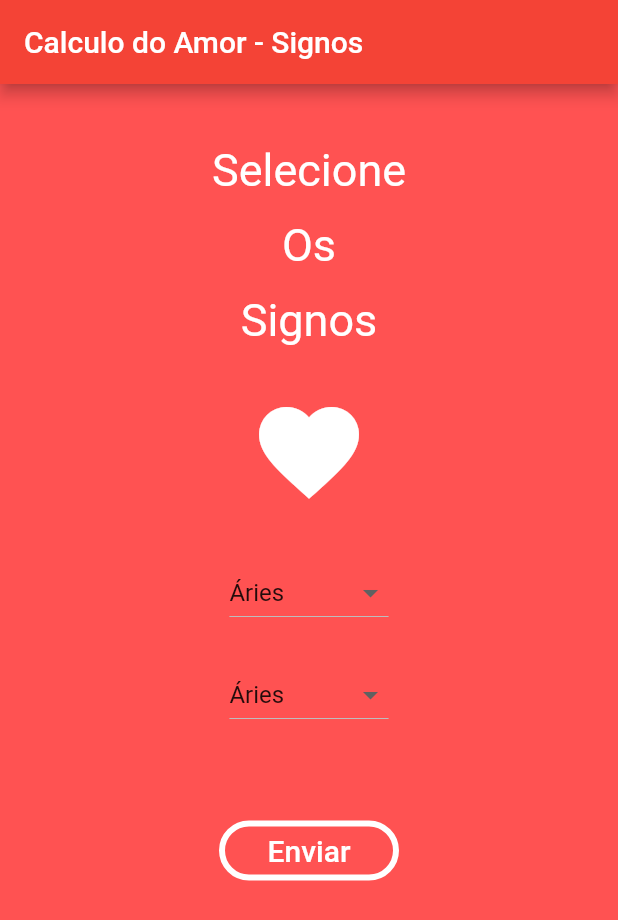
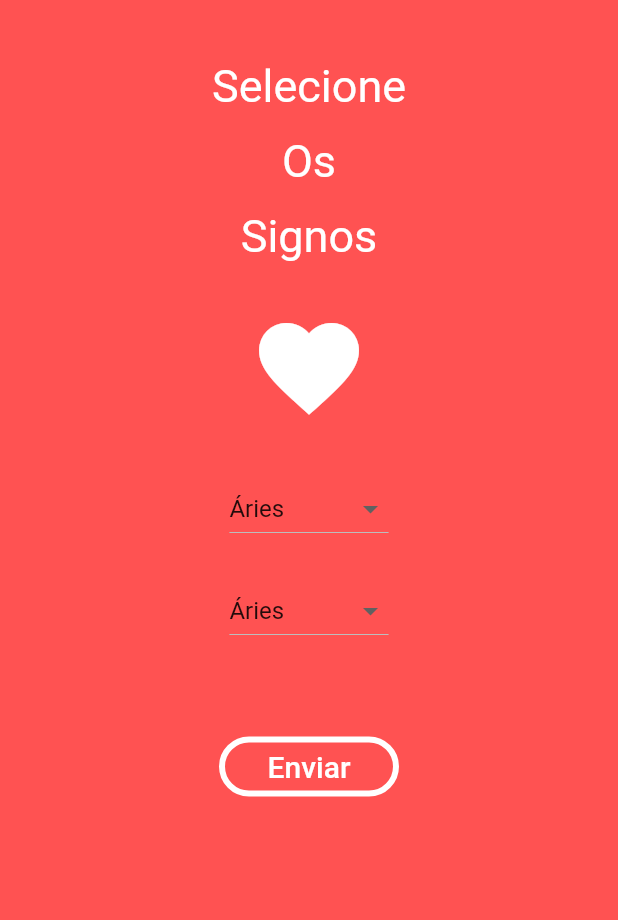
Before and after one commit to EmanoelV/Combinador-de-signos-amor, a Flutter app: the screen it shows after launch, on a phone screen of 412 x 824 dp. Shown: the top 920 px of the screen. Run offline on Flutter 3.47's test engine with Material 2 defaults, Android fonts, the phone set to English and light mode, and no system bars.

Commit message:
remove overflowed

```diff
--- a/lib/view/signoFormuario.dart
+++ b/lib/view/signoFormuario.dart
@@ -39,11 +39,7 @@ class _SignoFormularioState extends State<SignoFormulario> {
   @override
   Widget build(BuildContext context) {
     return Scaffold(
-      appBar: AppBar(
-        title: Text(widget.title),
-      ),
-      body: SingleChildScrollView(
-        child: Container(
+      body: Container(
         height: MediaQuery.of(context).size.height * 1,
         padding: EdgeInsets.only(
           top: 40,
@@ -127,10 +123,7 @@ class _SignoFormularioState extends State<SignoFormulario> {
                         alignment: Alignment.center,
                         width: 120,
                         height: 40,
-                          margin: EdgeInsets.symmetric(
-                            vertical: 50,
-                            horizontal: 50,
-                          ),
+                        margin: EdgeInsets.fromLTRB(0, 50, 0, 0),
                         child: Text(
                           'Enviar',
                           style: TextStyle(
@@ -173,7 +166,6 @@ class _SignoFormularioState extends State<SignoFormulario> {
           ),
         ),
       ),
-      ),
     );
   }
 }
```
Lines whose indentation alone changed are shown as unchanged.
